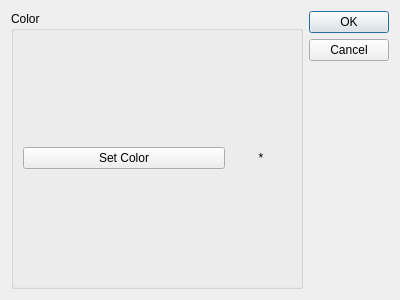
glocklueng/openecosys, file NetworkViewer/plugins/ScopeView/ScopeVariableConfig.ui: the form before one commit.
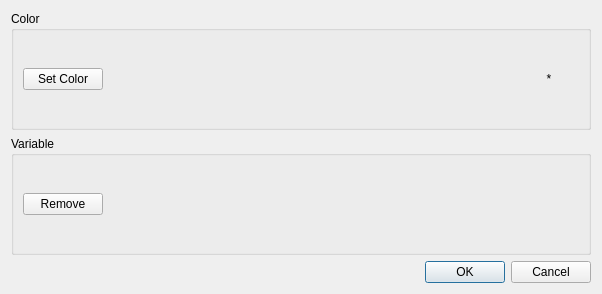
The form after the commit.

Commit message: Nicer variable list in ScopeView

```diff
--- a/NetworkViewer/plugins/ScopeView/ScopeVariableConfig.ui
+++ b/NetworkViewer/plugins/ScopeView/ScopeVariableConfig.ui
@@ -6,21 +6,19 @@
    <rect>
     <x>0</x>
     <y>0</y>
-    <width>400</width>
-    <height>300</height>
+    <width>602</width>
+    <height>294</height>
    </rect>
   </property>
   <property name="windowTitle">
    <string>Dialog</string>
   </property>
-  <layout class="QHBoxLayout" name="horizontalLayout">
+  <layout class="QVBoxLayout" name="verticalLayout">
    <item>
     <widget class="QGroupBox" name="groupBox">
      <property name="title">
       <string>Color</string>
      </property>
-     <layout class="QVBoxLayout" name="verticalLayout">
-      <item>
        <layout class="QHBoxLayout" name="horizontalLayout_2">
         <item>
          <widget class="QPushButton" name="m_colorButton">
@@ -29,8 +27,27 @@
           </property>
          </widget>
         </item>
+      <item>
+       <spacer name="horizontalSpacer">
+        <property name="orientation">
+         <enum>Qt::Horizontal</enum>
+        </property>
+        <property name="sizeHint" stdset="0">
+         <size>
+          <width>373</width>
+          <height>20</height>
+         </size>
+        </property>
+       </spacer>
+      </item>
         <item>
          <widget class="QLabel" name="m_label">
+        <property name="minimumSize">
+         <size>
+          <width>60</width>
+          <height>0</height>
+         </size>
+        </property>
           <property name="maximumSize">
            <size>
             <width>60</width>
@@ -46,6 +63,33 @@
          </widget>
         </item>
        </layout>
+    </widget>
+   </item>
+   <item>
+    <widget class="QGroupBox" name="groupBox_2">
+     <property name="title">
+      <string>Variable</string>
+     </property>
+     <layout class="QHBoxLayout" name="horizontalLayout">
+      <item>
+       <widget class="QPushButton" name="m_removeButton">
+        <property name="text">
+         <string>Remove</string>
+        </property>
+       </widget>
+      </item>
+      <item>
+       <spacer name="horizontalSpacer_2">
+        <property name="orientation">
+         <enum>Qt::Horizontal</enum>
+        </property>
+        <property name="sizeHint" stdset="0">
+         <size>
+          <width>451</width>
+          <height>20</height>
+         </size>
+        </property>
+       </spacer>
       </item>
      </layout>
     </widget>
@@ -53,7 +97,7 @@
    <item>
     <widget class="QDialogButtonBox" name="buttonBox">
      <property name="orientation">
-      <enum>Qt::Vertical</enum>
+      <enum>Qt::Horizontal</enum>
      </property>
      <property name="standardButtons">
       <set>QDialogButtonBox::Cancel|QDialogButtonBox::Ok</set>
```
Lines whose indentation alone changed are shown as unchanged. The commit also changes 7 other files.
